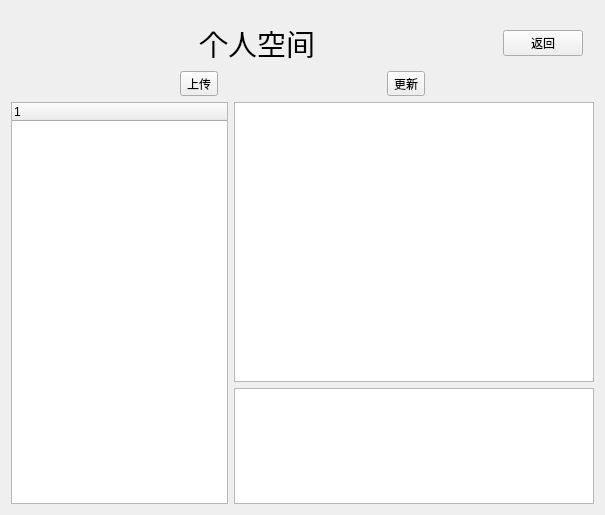
huwei12345/smallchat, file qtClient/mainpage.ui: the form before one commit.
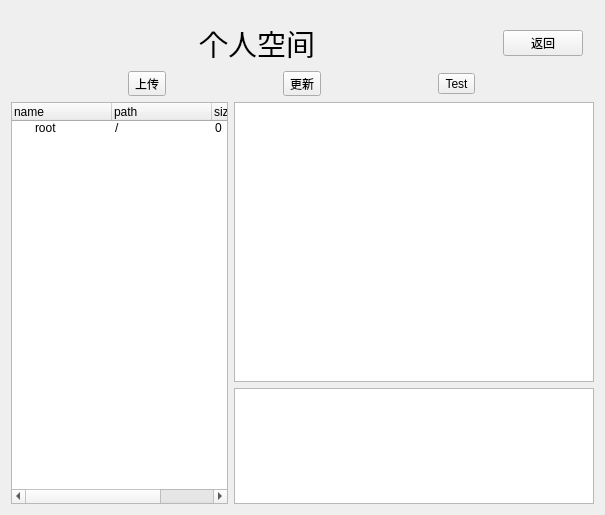
The form after the commit.

What changed in the file:
```diff
--- a/qtClient/mainpage.ui
+++ b/qtClient/mainpage.ui
@@ -108,6 +108,13 @@
         </property>
        </widget>
       </item>
+      <item>
+       <widget class="QToolButton" name="toolButton_3">
+        <property name="text">
+         <string>Test</string>
+        </property>
+       </widget>
+      </item>
      </layout>
     </widget>
    </item>
@@ -146,6 +153,32 @@
           <height>16777215</height>
          </size>
         </property>
+        <column>
+         <property name="text">
+          <string>name</string>
+         </property>
+        </column>
+        <column>
+         <property name="text">
+          <string>path</string>
+         </property>
+        </column>
+        <column>
+         <property name="text">
+          <string>size</string>
+         </property>
+        </column>
+        <item>
+         <property name="text">
+          <string>root</string>
+         </property>
+         <property name="text">
+          <string>/</string>
+         </property>
+         <property name="text">
+          <string>0</string>
+         </property>
+        </item>
        </widget>
       </item>
       <item>
```
